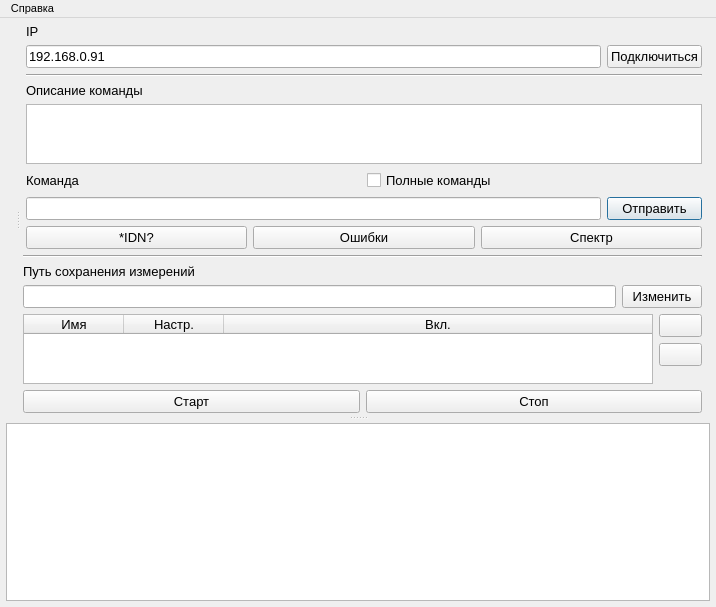
Qt form ui/mainwindow.ui (irsural/spectrum_reader) before a commit.
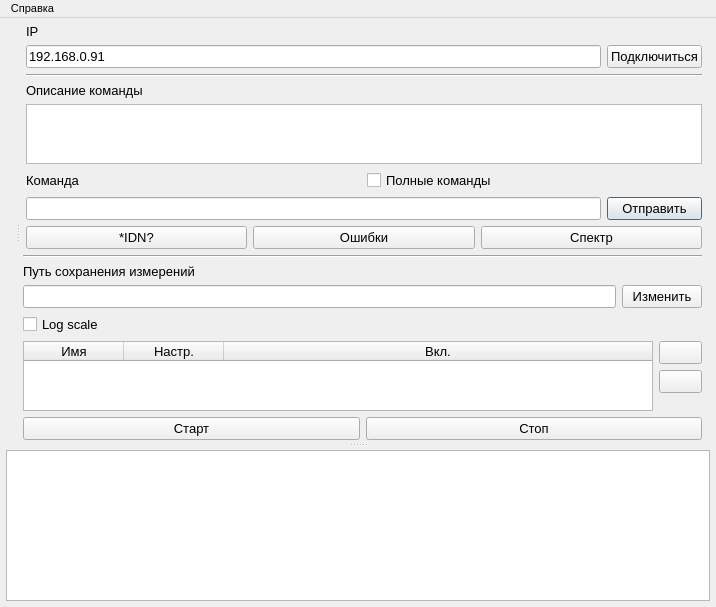
The same form after that commit. Icons and pictures are not drawn.

```diff
--- a/ui/mainwindow.ui
+++ b/ui/mainwindow.ui
@@ -234,6 +234,30 @@
              </item>
             </layout>
            </item>
+           <item>
+            <layout class="QHBoxLayout" name="horizontalLayout_6">
+             <item>
+              <widget class="QCheckBox" name="log_scale_checkbox">
+               <property name="text">
+                <string>Log scale</string>
+               </property>
+              </widget>
+             </item>
+             <item>
+              <spacer name="horizontalSpacer">
+               <property name="orientation">
+                <enum>Qt::Horizontal</enum>
+               </property>
+               <property name="sizeHint" stdset="0">
+                <size>
+                 <width>40</width>
+                 <height>20</height>
+                </size>
+               </property>
+              </spacer>
+             </item>
+            </layout>
+           </item>
            <item>
             <layout class="QHBoxLayout" name="horizontalLayout_2">
              <item>
```
